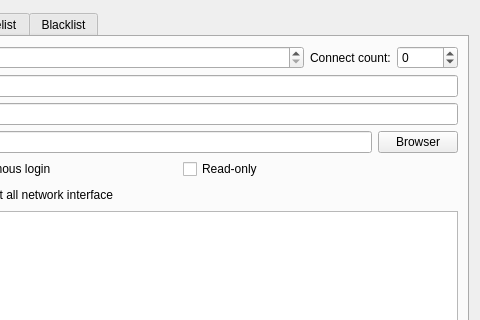
First picture: the form in Plugins/FtpServer/DlgSettings.ui, repository KangLin/RabbitRemoteControl, before the edit; both pictures show x 120 to 600 and y 0 to 320 of the 600 by 450 pixel window.
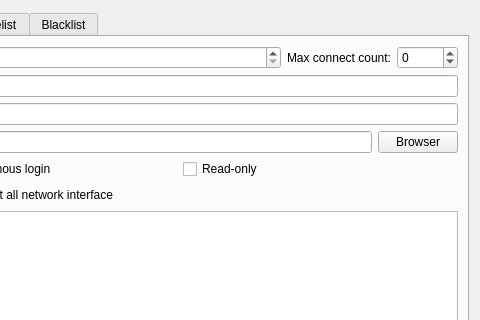
Second picture: the form after the edit.

The edit to the form file:
```diff
--- a/Plugins/FtpServer/DlgSettings.ui
+++ b/Plugins/FtpServer/DlgSettings.ui
@@ -52,7 +52,7 @@
          <item>
           <widget class="QLabel" name="label">
            <property name="text">
-            <string>Connect count:</string>
+            <string>Max connect count:</string>
            </property>
           </widget>
          </item>
```
